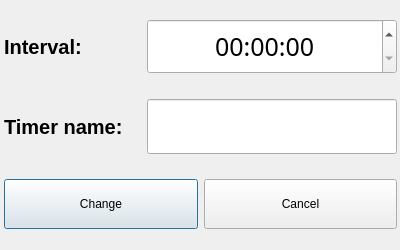
This is SmartTimer/changetimerdialog.ui in secondYearProjects/SmartTimer as Qt 5 draws it before an edit. The edited form follows.
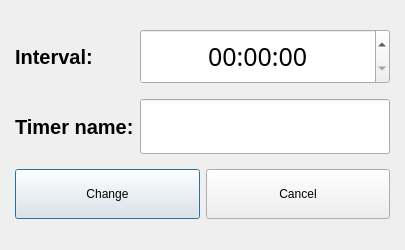
This is the edited form. Icons and pictures are not drawn.

What changed in the file:
```diff
--- a/SmartTimer/changetimerdialog.ui
+++ b/SmartTimer/changetimerdialog.ui
@@ -17,15 +17,9 @@
    <iconset resource="resources.qrc">
     <normaloff>:/icons/change-icon.png</normaloff>:/icons/change-icon.png</iconset>
   </property>
+  <layout class="QGridLayout" name="gridLayout_2">
+   <item row="0" column="0">
   <widget class="QWidget" name="DialogGrid" native="true">
-   <property name="geometry">
-    <rect>
-     <x>0</x>
-     <y>0</y>
-     <width>401</width>
-     <height>251</height>
-    </rect>
-   </property>
    <property name="styleSheet">
     <string notr="true">
 </string>
@@ -188,6 +182,8 @@
     </item>
    </layout>
   </widget>
+   </item>
+  </layout>
  </widget>
  <resources>
   <include location="resources.qrc"/>
```
Left out of the diff: 3 changed lines with no effect on the pictures. Lines whose indentation alone changed are shown as unchanged.
